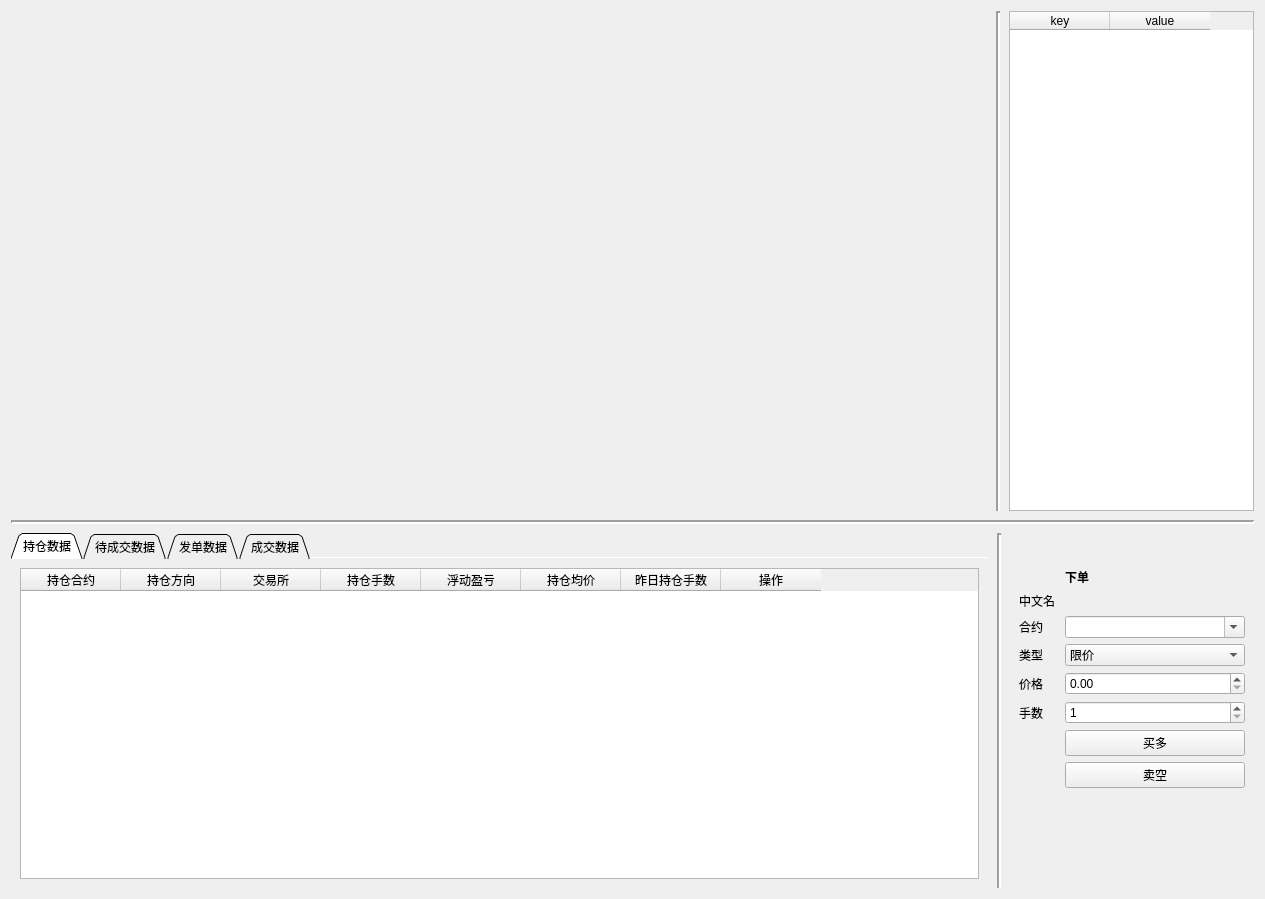
The window that app/ui/order.ui (ctpbee/ctpbee_desktop) describes before a commit, drawn with Qt 5.
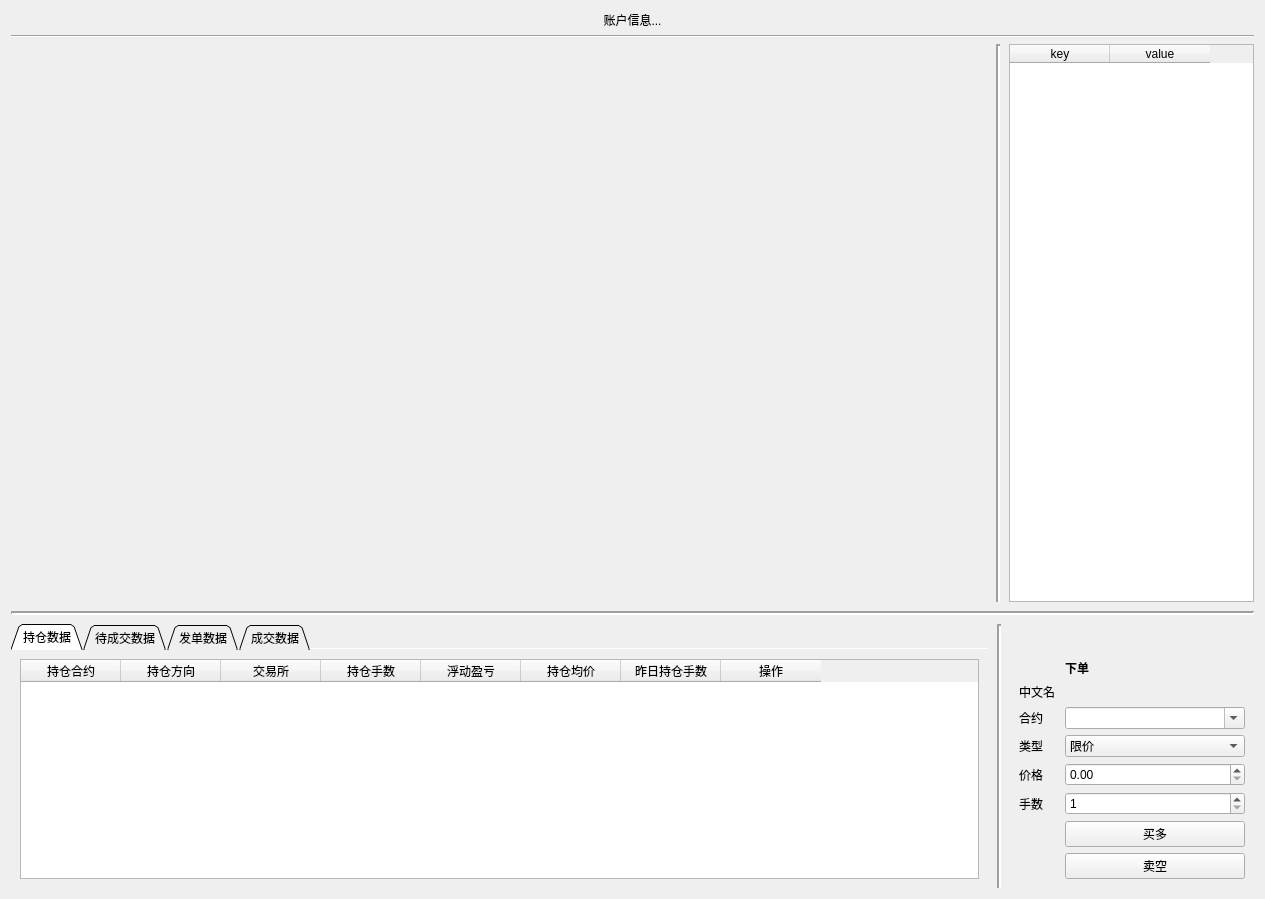
The same window after the commit. Icons and pictures are not drawn.

The edit to the form file:
```diff
--- a/app/ui/order.ui
+++ b/app/ui/order.ui
@@ -25,7 +25,28 @@
   <property name="windowTitle">
    <string>Form</string>
   </property>
-  <layout class="QVBoxLayout" name="verticalLayout" stretch="7,0,3">
+  <layout class="QVBoxLayout" name="verticalLayout" stretch="0,0,7,3,0">
+   <item>
+    <layout class="QHBoxLayout" name="horizontalLayout_3" stretch="0">
+     <item>
+      <widget class="QLabel" name="account_label">
+       <property name="text">
+        <string>账户信息...</string>
+       </property>
+       <property name="alignment">
+        <set>Qt::AlignCenter</set>
+       </property>
+      </widget>
+     </item>
+    </layout>
+   </item>
+   <item>
+    <widget class="Line" name="line_4">
+     <property name="orientation">
+      <enum>Qt::Horizontal</enum>
+     </property>
+    </widget>
+   </item>
    <item>
     <layout class="QHBoxLayout" name="horizontalLayout" stretch="8,0,2">
      <item>
@@ -64,7 +85,7 @@
        <property name="maximumSize">
         <size>
          <width>400</width>
-         <height>500</height>
+         <height>16777215</height>
         </size>
        </property>
        <attribute name="verticalHeaderShowSortIndicator" stdset="0">
```
